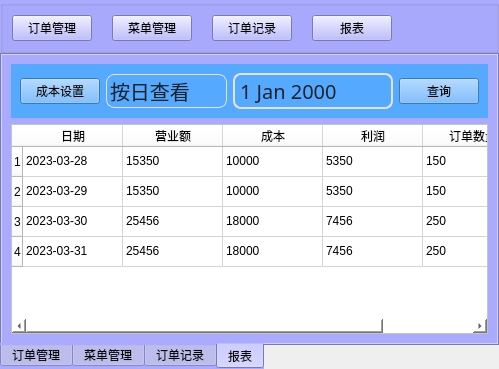
Above: admini/administratorinterface.ui from Li-Yaosong/BuffetMealsSystem before the change. Below: the same form after it.
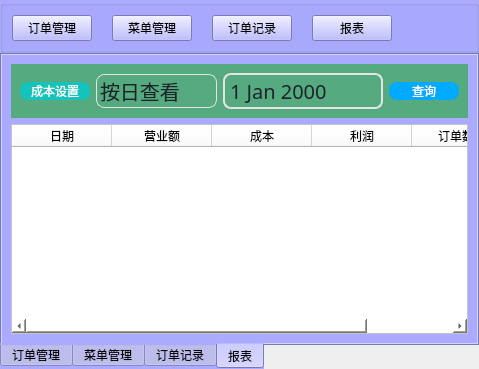
That is the form after the change. The open tabs and pages were chosen to show the change. Icons and pictures are not drawn.

```diff
--- a/admini/administratorinterface.ui
+++ b/admini/administratorinterface.ui
@@ -565,12 +565,35 @@
        <item row="0" column="0">
         <widget class="QWidget" name="widget" native="true">
          <property name="styleSheet">
-          <string notr="true">
-background-color: rgb(85, 170, 255);</string>
+          <string notr="true">background-color: rgb(85, 170, 127);
+</string>
          </property>
          <layout class="QHBoxLayout" name="horizontalLayout">
           <item>
            <widget class="QPushButton" name="pushButton">
+            <property name="styleSheet">
+             <string notr="true">QPushButton{
+    font: 25 14pt '微软雅黑 Light';
+    color: rgb(255,255,255);
+    background-color: rgb(20,196,188);
+    border: none;border-radius:8px;
+    }
+QPushButton:disabled {
+  background-color: rgb(170,170,170);
+}
+QPushButton:hover{
+    background-color: rgb(22,218,208);
+    }//hover
+
+QPushButton:pressed{
+    background-color: rgb(17,171,164);
+    }//pressedb
+
+QGroupBox{
+    background-color: rgb(170, 170, 255);
+}
+</string>
+            </property>
             <property name="text">
              <string>成本设置</string>
             </property>
@@ -736,6 +759,30 @@
           </item>
           <item>
            <widget class="QPushButton" name="pushButton_2">
+            <property name="styleSheet">
+             <string notr="true">QPushButton{
+    font: 25 14pt '微软雅黑 Light';
+    color: rgb(255,255,255);
+	
+	background-color: rgb(0, 170, 255);
+    border: none;border-radius:8px;
+    }
+QPushButton:disabled {
+  background-color: rgb(170,170,170);
+}
+QPushButton:hover{
+    background-color: rgb(22,218,208);
+    }//hover
+
+QPushButton:pressed{
+    background-color: rgb(17,171,164);
+    }//pressedb
+
+QGroupBox{
+    background-color: rgb(170, 170, 255);
+}
+</string>
+            </property>
             <property name="text">
              <string>查询</string>
             </property>
@@ -746,29 +793,68 @@
        </item>
        <item row="1" column="0">
         <widget class="QTableWidget" name="tableWidget">
+         <property name="font">
+          <font>
+           <kerning>true</kerning>
+          </font>
+         </property>
+         <property name="acceptDrops">
+          <bool>false</bool>
+         </property>
+         <property name="autoFillBackground">
+          <bool>false</bool>
+         </property>
          <property name="styleSheet">
           <string notr="true">background-color: rgb(255, 255, 255);</string>
          </property>
-         <row>
-          <property name="text">
-           <string>1</string>
-          </property>
-         </row>
-         <row>
-          <property name="text">
-           <string>2</string>
-          </property>
-         </row>
-         <row>
-          <property name="text">
-           <string>3</string>
-          </property>
-         </row>
-         <row>
-          <property name="text">
-           <string>4</string>
-          </property>
-         </row>
+         <property name="frameShape">
+          <enum>QFrame::StyledPanel</enum>
+         </property>
+         <property name="frameShadow">
+          <enum>QFrame::Sunken</enum>
+         </property>
+         <property name="lineWidth">
+          <number>1</number>
+         </property>
+         <property name="sizeAdjustPolicy">
+          <enum>QAbstractScrollArea::AdjustIgnored</enum>
+         </property>
+         <property name="dragEnabled">
+          <bool>false</bool>
+         </property>
+         <property name="alternatingRowColors">
+          <bool>true</bool>
+         </property>
+         <property name="textElideMode">
+          <enum>Qt::ElideRight</enum>
+         </property>
+         <property name="verticalScrollMode">
+          <enum>QAbstractItemView::ScrollPerItem</enum>
+         </property>
+         <property name="gridStyle">
+          <enum>Qt::SolidLine</enum>
+         </property>
+         <property name="sortingEnabled">
+          <bool>true</bool>
+         </property>
+         <attribute name="horizontalHeaderCascadingSectionResizes">
+          <bool>false</bool>
+         </attribute>
+         <attribute name="horizontalHeaderShowSortIndicator" stdset="0">
+          <bool>true</bool>
+         </attribute>
+         <attribute name="horizontalHeaderStretchLastSection">
+          <bool>false</bool>
+         </attribute>
+         <attribute name="verticalHeaderCascadingSectionResizes">
+          <bool>false</bool>
+         </attribute>
+         <attribute name="verticalHeaderShowSortIndicator" stdset="0">
+          <bool>false</bool>
+         </attribute>
+         <attribute name="verticalHeaderStretchLastSection">
+          <bool>false</bool>
+         </attribute>
          <column>
           <property name="text">
            <string>日期</string>
@@ -794,106 +880,6 @@
            <string>订单数量</string>
           </property>
          </column>
-         <item row="0" column="0">
-          <property name="text">
-           <string>2023-03-28</string>
-          </property>
-         </item>
-         <item row="0" column="1">
-          <property name="text">
-           <string>15350</string>
-          </property>
-         </item>
-         <item row="0" column="2">
-          <property name="text">
-           <string>10000</string>
-          </property>
-         </item>
-         <item row="0" column="3">
-          <property name="text">
-           <string>5350</string>
-          </property>
-         </item>
-         <item row="0" column="4">
-          <property name="text">
-           <string>150</string>
-          </property>
-         </item>
-         <item row="1" column="0">
-          <property name="text">
-           <string>2023-03-29</string>
-          </property>
-         </item>
-         <item row="1" column="1">
-          <property name="text">
-           <string>15350</string>
-          </property>
-         </item>
-         <item row="1" column="2">
-          <property name="text">
-           <string>10000</string>
-          </property>
-         </item>
-         <item row="1" column="3">
-          <property name="text">
-           <string>5350</string>
-          </property>
-         </item>
-         <item row="1" column="4">
-          <property name="text">
-           <string>150</string>
-          </property>
-         </item>
-         <item row="2" column="0">
-          <property name="text">
-           <string>2023-03-30</string>
-          </property>
-         </item>
-         <item row="2" column="1">
-          <property name="text">
-           <string>25456</string>
-          </property>
-         </item>
-         <item row="2" column="2">
-          <property name="text">
-           <string>18000</string>
-          </property>
-         </item>
-         <item row="2" column="3">
-          <property name="text">
-           <string>7456</string>
-          </property>
-         </item>
-         <item row="2" column="4">
-          <property name="text">
-           <string>250</string>
-          </property>
-         </item>
-         <item row="3" column="0">
-          <property name="text">
-           <string>2023-03-31</string>
-          </property>
-         </item>
-         <item row="3" column="1">
-          <property name="text">
-           <string>25456</string>
-          </property>
-         </item>
-         <item row="3" column="2">
-          <property name="text">
-           <string>18000</string>
-          </property>
-         </item>
-         <item row="3" column="3">
-          <property name="text">
-           <string>7456</string>
-          </property>
-         </item>
-         <item row="3" column="4">
-          <property name="text">
-           <string>250</string>
-          </property>
-         </item>
         </widget>
        </item>
       </layout>
```
Left out of the diff: 2 changed lines with no effect on the pictures.
